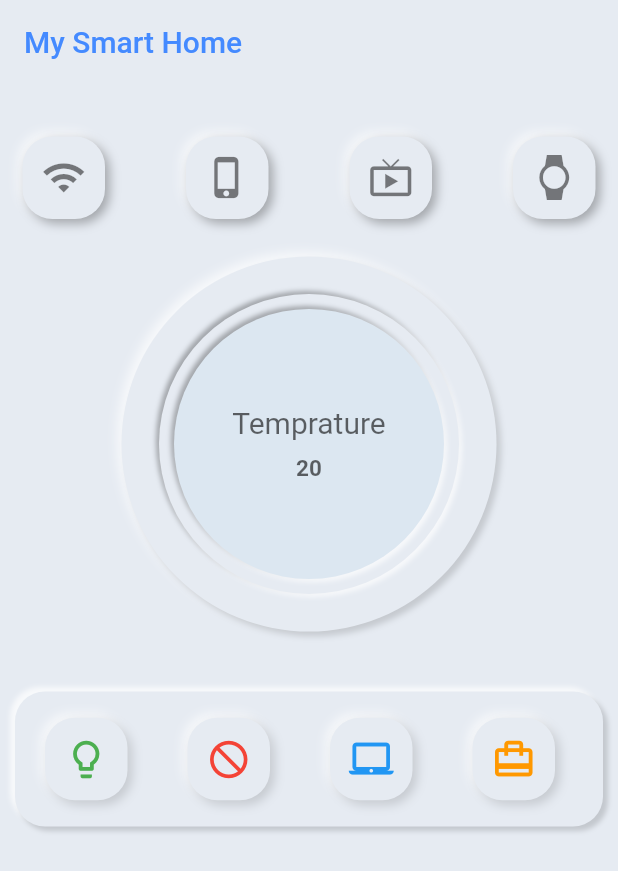
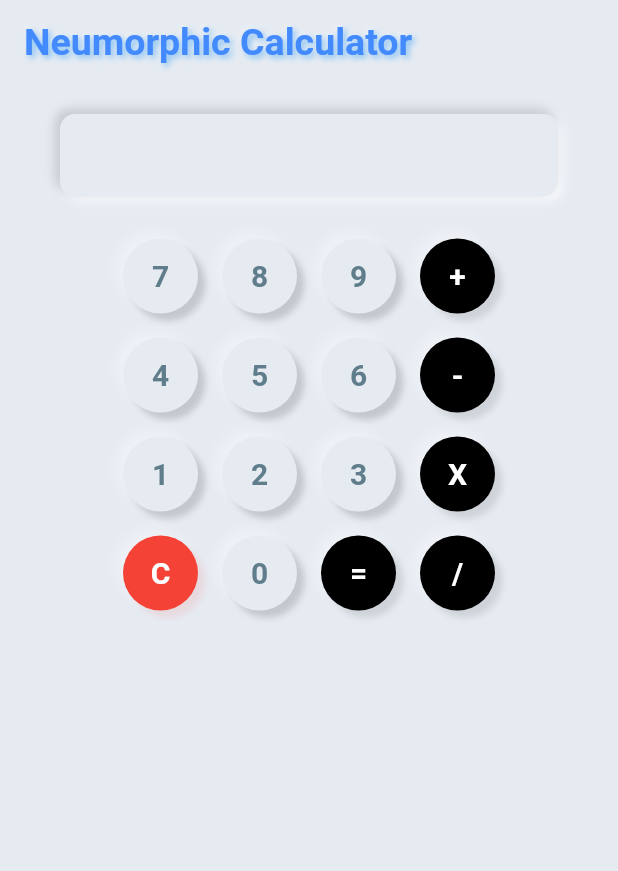
Before and after one commit to gauravsbagul/flutter-neumorphic-smart-home-app, a Flutter app: the screen it shows after launch, on a phone screen of 412 x 824 dp. Shown: the top 871 px of the screen. Run offline on Flutter 3.47's test engine with Material 2 defaults, Android fonts, the phone set to English and light mode, and no system bars.

Commit message:
Calc UI done

```diff
--- a/lib/design.dart
+++ b/lib/design.dart
@@ -2,24 +2,18 @@ import 'package:flutter/material.dart';
 
 class Design extends StatefulWidget {
   final Color color;
-  final double blurLavel;
-  final Offset offsetWhite;
-  final Offset offsetBlack;
-  final double height;
-  final double width;
+  final dynamic item;
   final IconData icon;
   final double iconSize;
+  final Function buttonPressed;
 
   const Design({
     Key key,
     this.color,
-    this.blurLavel,
-    this.offsetWhite,
-    this.offsetBlack,
-    this.height,
-    this.width,
+    this.item,
     this.icon,
     this.iconSize,
+    this.buttonPressed,
   }) : super(key: key);
 
   @override
@@ -33,9 +27,11 @@ class _DesignState extends State<Design> {
   Widget build(BuildContext context) {
     return Listener(
       onPointerDown: (event) {
+        print('EVENT: $event');
         setState(() {
           isPressed = true;
         });
+        widget.buttonPressed(widget.item);
         return true;
       },
       onPointerUp: (event) {
@@ -45,84 +41,71 @@ class _DesignState extends State<Design> {
         return true;
       },
       child: isPressed
-          ? Container(
-              height: widget.height,
-              width: widget.width,
+          ? Padding(
+              padding: const EdgeInsets.all(8.0),
+              child: Container(
+                height: 50.0,
+                width: 50.0,
+                alignment: Alignment.center,
                 decoration: BoxDecoration(
-                color: widget.color,
-                borderRadius: BorderRadius.all(Radius.circular(20.0)),
+                  color: widget.color ?? Theme.of(context).primaryColor,
+                  shape: BoxShape.circle,
                   boxShadow: [
                     BoxShadow(
-                    blurRadius: widget.blurLavel,
-                    offset: Offset(-3, -3),
+                      blurRadius: 5.0,
+                      offset: Offset(5, 5),
                       color: Colors.white.withOpacity(.7),
                     ),
                     BoxShadow(
-                    blurRadius: widget.blurLavel,
-                    offset: Offset(3, 3),
+                      blurRadius: 3.0,
+                      offset: Offset(-5, -5),
                       color: Colors.white.withOpacity(.15),
                     ),
                   ],
                 ),
-              child: Padding(
-                padding: const EdgeInsets.all(3.0),
-                child: Container(
-                  decoration: BoxDecoration(
-                    color: widget.color,
-                    borderRadius: BorderRadius.all(Radius.circular(20.0)),
-                  ),
-                  child: Padding(
-                    padding: const EdgeInsets.all(2.0),
-                    child: Container(
-                      decoration: BoxDecoration(
-                        color: widget.color,
-                        borderRadius: BorderRadius.all(Radius.circular(20.0)),
-                        boxShadow: [
-                          BoxShadow(
-                            blurRadius: widget.blurLavel,
-                            offset: widget.offsetWhite,
-                            color: Colors.white.withOpacity(.7),
-                          ),
-                          BoxShadow(
-                            blurRadius: widget.blurLavel,
-                            offset: widget.offsetBlack,
-                            color: Colors.black.withOpacity(.25),
-                          ),
-                        ],
-                      ),
-                      child: Icon(
-                        widget.icon,
-                        size: widget.iconSize,
+                child: Text(
+                  widget.item.toString(),
+                  style: TextStyle(
                     color: Colors.blue,
-                      ),
-                    ),
+                    fontWeight: FontWeight.bold,
+                    fontSize: 20,
                   ),
                 ),
               ),
             )
-          : Container(
-              height: widget.height,
-              width: widget.width,
+          : Padding(
+              padding: const EdgeInsets.all(8.0),
+              child: Container(
+                height: 50.0,
+                width: 50.0,
+                alignment: Alignment.center,
                 decoration: BoxDecoration(
-                color: Color(0xFFE6EBF2),
-                borderRadius: BorderRadius.all(Radius.circular(20.0)),
+                  color: widget.color ?? Theme.of(context).primaryColor,
+                  shape: BoxShape.circle,
                   boxShadow: [
                     BoxShadow(
-                    blurRadius: widget.blurLavel,
-                    offset: Offset(-3, -3),
-                    color: Colors.white.withOpacity(.7),
+                      blurRadius: 5.0,
+                      offset: Offset(-5, -5),
+                      color: Colors.white.withOpacity(.3),
                     ),
                     BoxShadow(
-                    blurRadius: widget.blurLavel,
-                    offset: Offset(3, 3),
-                    color: Colors.black.withOpacity(.3),
+                      blurRadius: 3.0,
+                      offset: Offset(5, 5),
+                      color: widget.color != null
+                          ? widget.color.withOpacity(.10)
+                          : Colors.black.withOpacity(.15),
                     ),
                   ],
                 ),
-              child: Icon(
-                widget.icon,
-                size: 30.0,
-                color: Colors.black.withOpacity(.5),
+                child: Text(
+                  widget.item.toString(),
+                  style: TextStyle(
+                    color:
+                        widget.color != null ? Colors.white : Colors.blueGrey,
+                    fontWeight: FontWeight.bold,
+                    fontSize: 20,
+                  ),
+                ),
               ),
             ),
     );
--- /dev/null
+++ b/lib/input_box.dart
@@ -0,0 +1,44 @@
+import 'package:flutter/material.dart';
+
+class IconList extends StatelessWidget {
+  final String inputBoxString;
+
+  const IconList({Key key, this.inputBoxString}) : super(key: key);
+
+  @override
+  Widget build(BuildContext context) {
+    return Padding(
+      padding: const EdgeInsets.symmetric(horizontal: 20.0),
+      child: Container(
+        padding: EdgeInsets.only(right: 20, left: 20),
+        alignment: Alignment.centerRight,
+        height: 55,
+        width: double.infinity,
+        decoration: BoxDecoration(
+          borderRadius: BorderRadius.all(Radius.circular(10.0)),
+          color: Color(0xFFE6EbF2),
+          boxShadow: [
+            BoxShadow(
+              blurRadius: 5.0,
+              offset: Offset(3, 3),
+              color: Colors.white.withOpacity(.7),
+            ),
+            BoxShadow(
+              blurRadius: 5.0,
+              offset: Offset(-3, -3),
+              color: Colors.black.withOpacity(.15),
+            ),
+          ],
+        ),
+        child: Text(
+          inputBoxString,
+          style: TextStyle(
+            fontSize: 20,
+            fontWeight: FontWeight.bold,
+            color: Colors.blueGrey,
+          ),
+        ),
+      ),
+    );
+  }
+}
--- a/lib/main.dart
+++ b/lib/main.dart
@@ -1,6 +1,8 @@
 import 'package:flutter/material.dart';
 import 'package:flutter/cupertino.dart';
 import 'package:smart_home_app/design.dart';
+
+import 'input_box.dart';
 
 void main() {
   runApp(MyApp());
@@ -12,9 +14,10 @@ class MyApp extends StatelessWidget {
   Widget build(BuildContext context) {
     return MaterialApp(
       debugShowCheckedModeBanner: false,
-      title: 'Smart Home',
+      title: 'Calculator',
       theme: ThemeData(
         primarySwatch: Colors.blue,
+        primaryColor: Color(0xFFE6EbF2),
         visualDensity: VisualDensity.adaptivePlatformDensity,
         appBarTheme: Theme.of(context)
             .appBarTheme
@@ -25,263 +28,178 @@ class MyApp extends StatelessWidget {
   }
 }
 
-class MySmartome extends StatelessWidget {
+class MySmartome extends StatefulWidget {
+  @override
+  _MySmartomeState createState() => _MySmartomeState();
+}
+
+class _MySmartomeState extends State<MySmartome> {
+  String inputBoxString = '';
+  double result;
+
+  void buttonPressed(dynamic value) {
+    print('buttonPressed: ${value.runtimeType}');
+
+    // setState(() {
+    //   inputBoxString = inputBoxString + value.toString();
+    // });
+    switch (value) {
+      // case '+':
+      //   result = result + value.toDouble();
+      //   break;
+      // case '-':
+      //   result = result - value.toDouble();
+      //   break;
+      // case 'X':
+      //   result = result * value.toDouble();
+      //   break;
+      // case '/':
+      //   result = result / value.toDouble();
+      //   break;
+      // case '=':
+      //   break;
+      case 'C':
+        setState(() {
+          inputBoxString = '';
+        });
+        break;
+      default:
+        setState(() {
+          inputBoxString = inputBoxString + value.toString();
+        });
+    }
+  }
+
   @override
   Widget build(BuildContext context) {
-    print(MediaQuery.of(context).viewPadding.top);
+    print('VALinputBoxStringUE: $inputBoxString');
     return Scaffold(
       appBar: AppBar(
         title: Text(
-          'My Smart Home',
+          'Neumorphic Calculator',
           style: TextStyle(
               color: Colors.blueAccent,
+              fontSize: 25,
+              fontWeight: FontWeight.bold,
+              shadows: [
+                BoxShadow(
+                  blurRadius: 5.0,
+                  offset: Offset(2, 2),
+                  color: Colors.blue.withOpacity(.5),
                 ),
+                BoxShadow(
+                  blurRadius: 3.0,
+                  offset: Offset(-2, -2),
+                  color: Colors.white.withOpacity(.15),
+                ),
+              ]),
         ),
         backgroundColor: Color(0xFFE6EbF2),
         elevation: 0,
       ),
       backgroundColor: Color(0xFFE6EBF2),
-      body: Column(
+      body: Padding(
+        padding: const EdgeInsets.symmetric(horizontal: 20, vertical: 20),
+        child: Column(
           crossAxisAlignment: CrossAxisAlignment.start,
           children: [
+            IconList(inputBoxString: inputBoxString),
             SizedBox(
               height: 20.0,
             ),
-          Padding(
-            padding: const EdgeInsets.all(15.0),
-            child: Row(
-              mainAxisAlignment: MainAxisAlignment.spaceBetween,
+            Row(
+              mainAxisAlignment: MainAxisAlignment.center,
               children: [
                 Design(
-                  color: Color(0xFFE6EbF2),
-                  blurLavel: 5.0,
-                  offsetWhite: Offset(2, 2),
-                  offsetBlack: Offset(-2, -2),
-                  height: 55,
-                  width: 55,
-                  icon: Icons.wifi,
-                  iconSize: 30.0,
+                  item: 7,
+                  buttonPressed: buttonPressed,
                 ),
                 Design(
-                  color: Color(0xFFE6EbF2),
-                  blurLavel: 5.0,
-                  offsetWhite: Offset(2, 2),
-                  offsetBlack: Offset(-2, -2),
-                  height: 55,
-                  width: 55,
-                  icon: Icons.phone_iphone,
-                  iconSize: 30.0,
+                  item: 8,
+                  buttonPressed: buttonPressed,
                 ),
                 Design(
-                  color: Color(0xFFE6EbF2),
-                  blurLavel: 5.0,
-                  offsetWhite: Offset(2, 2),
-                  offsetBlack: Offset(-2, -2),
-                  height: 55,
-                  width: 55,
-                  icon: Icons.live_tv,
-                  iconSize: 30.0,
+                  item: 9,
+                  buttonPressed: buttonPressed,
                 ),
                 Design(
-                  color: Color(0xFFE6EbF2),
-                  blurLavel: 5.0,
-                  offsetWhite: Offset(2, 2),
-                  offsetBlack: Offset(-2, -2),
-                  height: 55,
-                  width: 55,
-                  icon: Icons.watch,
-                  iconSize: 30.0,
-                )
+                  color: Colors.black,
+                  buttonPressed: buttonPressed,
+                  item: '+',
+                ),
               ],
             ),
-          ),
-          SizedBox(
-            height: 10.0,
-          ),
-          Container(
-            height: 250.0,
-            width: double.infinity,
-            decoration: BoxDecoration(
-                color: Color(0xFFE6EbF2),
-                shape: BoxShape.circle,
-                boxShadow: [
-                  BoxShadow(
-                    blurRadius: 5.0,
-                    offset: Offset(-3, -3),
-                    color: Colors.white.withOpacity(.7),
-                  ),
-                  BoxShadow(
-                    blurRadius: 3.0,
-                    offset: Offset(3, 3),
-                    color: Colors.black.withOpacity(.15),
-                  ),
-                ]),
-            child: Padding(
-              padding: const EdgeInsets.all(20.0),
-              child: Container(
-                decoration: BoxDecoration(
-                  shape: BoxShape.circle,
-                  color: Color(0xFFE6EbF2),
-                ),
-                child: Padding(
-                  padding: const EdgeInsets.all(5.0),
-                  child: Container(
-                    decoration: BoxDecoration(
-                        shape: BoxShape.circle,
-                        color: Color(0xFFE6EbF2),
-                        boxShadow: [
-                          BoxShadow(
-                            blurRadius: 2.0,
-                            offset: Offset(-2, -2),
-                            color: Colors.black.withOpacity(.3),
-                          ),
-                          BoxShadow(
-                            blurRadius: 2.0,
-                            offset: Offset(2, 2),
-                            color: Colors.white.withOpacity(.7),
-                          ),
-                        ]),
-                    child: Padding(
-                      padding: const EdgeInsets.all(10.0),
-                      child: Container(
-                        decoration: BoxDecoration(
-                            shape: BoxShape.circle,
-                            color: Color(0xFFDCE7F1),
-                            boxShadow: [
-                              BoxShadow(
-                                blurRadius: 2.0,
-                                offset: Offset(-2, -2),
-                                color: Colors.black.withOpacity(.3),
-                              ),
-                              BoxShadow(
-                                blurRadius: 2.0,
-                                offset: Offset(2, 2),
-                                color: Colors.white.withOpacity(.7),
-                              ),
-                            ]),
-                        child: Column(
-                          crossAxisAlignment: CrossAxisAlignment.center,
+            Row(
               mainAxisAlignment: MainAxisAlignment.center,
               children: [
-                            Text(
-                              'Temprature',
-                              style: TextStyle(
-                                color: Colors.black.withOpacity(.6),
-                                fontSize: 20.0,
+                Design(
+                  item: 4,
+                  buttonPressed: buttonPressed,
                 ),
+                Design(
+                  item: 5,
+                  buttonPressed: buttonPressed,
                 ),
-                            SizedBox(height: 10.0),
-                            Text(
-                              '20',
-                              style: TextStyle(
-                                  color: Colors.black.withOpacity(.6),
-                                  fontSize: 15.0,
-                                  fontWeight: FontWeight.bold),
+                Design(
+                  item: 6,
+                  buttonPressed: buttonPressed,
+                ),
+                Design(
+                  color: Colors.black,
+                  item: '-',
+                  buttonPressed: buttonPressed,
+                ),
+              ],
+            ),
+            Row(
+              mainAxisAlignment: MainAxisAlignment.center,
+              children: [
+                Design(
+                  item: 1,
+                  buttonPressed: buttonPressed,
+                ),
+                Design(
+                  item: 2,
+                  buttonPressed: buttonPressed,
+                ),
+                Design(
+                  item: 3,
+                  buttonPressed: buttonPressed,
+                ),
+                Design(
+                  color: Colors.black,
+                  item: 'X',
+                  buttonPressed: buttonPressed,
+                ),
+              ],
+            ),
+            Row(
+              mainAxisAlignment: MainAxisAlignment.center,
+              children: [
+                Design(
+                  color: Colors.red,
+                  item: 'C',
+                  buttonPressed: buttonPressed,
+                ),
+                Design(
+                  item: 0,
+                  buttonPressed: buttonPressed,
+                ),
+                Design(
+                  color: Colors.black,
+                  item: '=',
+                  buttonPressed: buttonPressed,
+                ),
+                Design(
+                  color: Colors.black,
+                  item: '/',
+                  buttonPressed: buttonPressed,
+                ),
+              ],
             ),
           ],
         ),
       ),
-                    ),
-                  ),
-                ),
-              ),
-            ),
-          ),
-          SizedBox(height: 30),
-          Padding(
-            padding: const EdgeInsets.symmetric(horizontal: 10, vertical: 10),
-            child: Container(
-              height: 90.0,
-              width: double.infinity,
-              decoration: BoxDecoration(
-                borderRadius: BorderRadius.all(Radius.circular(20.0)),
-                color: Color(0xFFE6EbF2),
-                boxShadow: [
-                  BoxShadow(
-                    blurRadius: 2.0,
-                    offset: Offset(-3, -3),
-                    color: Colors.white.withOpacity(.7),
-                  ),
-                  BoxShadow(
-                    blurRadius: 2.0,
-                    offset: Offset(3, 3),
-                    color: Colors.black.withOpacity(.15),
-                  ),
-                ],
-              ),
-              child: Container(
-                child: Row(
-                  crossAxisAlignment: CrossAxisAlignment.center,
-                  children: [
-                    IconList(
-                      icon: Icon(
-                        Icons.lightbulb_outline,
-                        color: Colors.green,
-                        size: 30.0,
-                      ),
-                    ),
-                    IconList(
-                      icon: Icon(
-                        Icons.do_not_disturb,
-                        color: Colors.red,
-                        size: 30.0,
-                      ),
-                    ),
-                    IconList(
-                      icon: Icon(
-                        Icons.laptop_mac,
-                        color: Colors.blue,
-                        size: 30.0,
-                      ),
-                    ),
-                    IconList(
-                      icon: Icon(
-                        Icons.card_travel,
-                        color: Colors.orange,
-                        size: 30.0,
-                      ),
-                    ),
-                  ],
-                ),
-              ),
-            ),
-          )
-        ],
-      ),
     );
   }
 }
-
-class IconList extends StatelessWidget {
-  final Icon icon;
-
-  const IconList({Key key, this.icon}) : super(key: key);
-
-  @override
-  Widget build(BuildContext context) {
-    return Padding(
-      padding: const EdgeInsets.symmetric(horizontal: 20.0),
-      child: Container(
-        height: 55,
-        width: 55,
-        decoration: BoxDecoration(
-          borderRadius: BorderRadius.all(Radius.circular(20.0)),
-          color: Color(0xFFE6EbF2),
-          boxShadow: [
-            BoxShadow(
-              blurRadius: 5.0,
-              offset: Offset(-3, -3),
-              color: Colors.white.withOpacity(.7),
-            ),
-            BoxShadow(
-              blurRadius: 5.0,
-              offset: Offset(3, 3),
-              color: Colors.black.withOpacity(.15),
-            ),
-          ],
-        ),
-        child: icon,
-      ),
-    );
-  }
-}
```
Also changed, not shown: assets/Simulator Screen Shot - iPhone Xs Max - 2020-08-18 at 20.43.16.png (added), 1 other file. Lines whose indentation alone changed are shown as unchanged.
